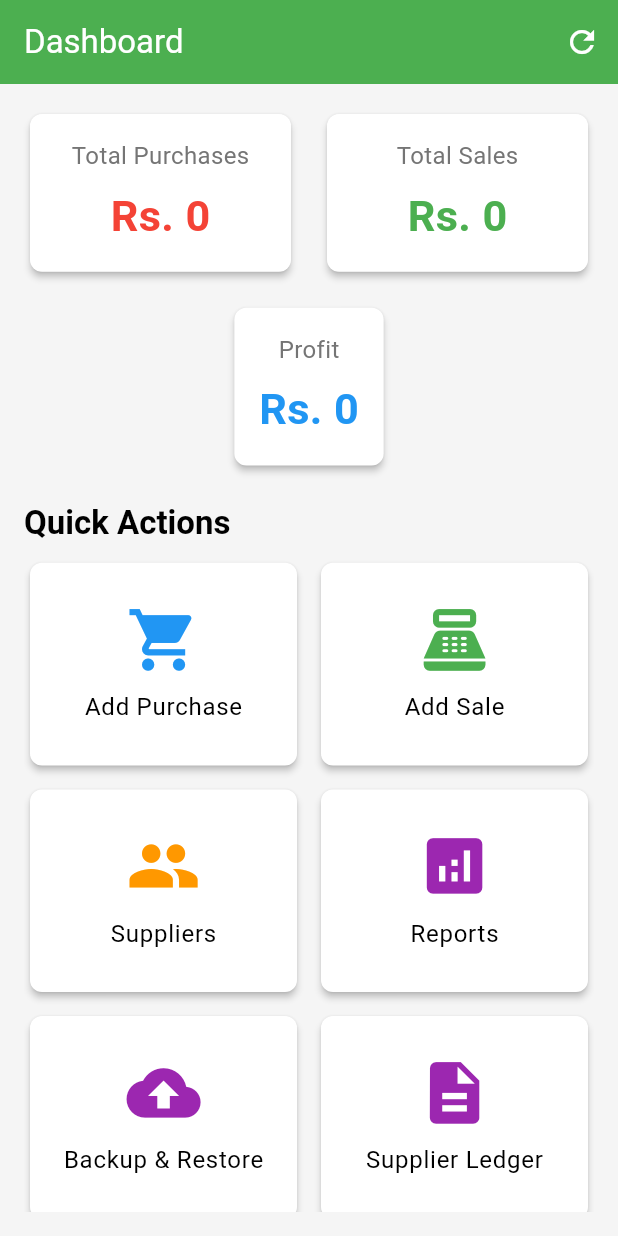
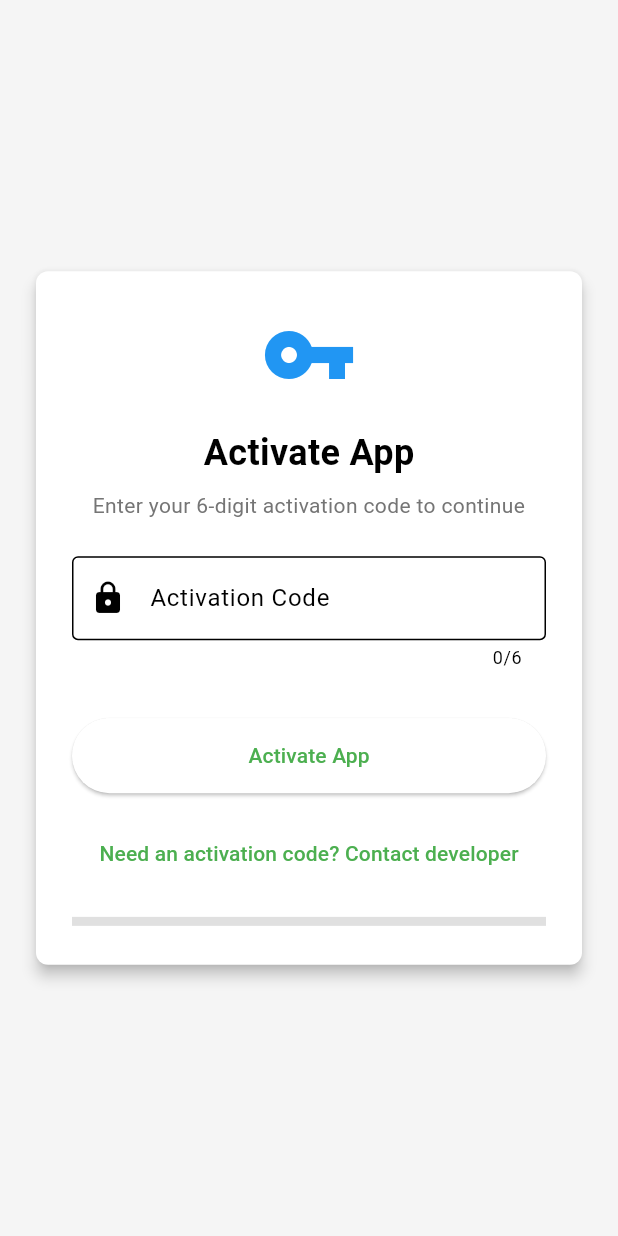
Before and after one commit to 5-abdulsami/dairy_manager, a Flutter app: the screen it shows after launch, on a phone screen of 412 x 824 dp. Run offline on Flutter 3.47's test engine with Material 3 defaults, Android fonts, the phone set to English and light mode, and no system bars; our stand-ins replace file_picker, get, open_file, pdf, permission_handler, shared_preferences and 1 more; accounts and stored records are empty.

Commit message:
activation code functionality

```diff
--- /dev/null
+++ b/devtools_options.yaml
@@ -0,0 +1,3 @@
+description: This file stores settings for Dart & Flutter DevTools.
+documentation: https://docs.flutter.dev/tools/devtools/extensions#configure-extension-enablement-states
+extensions:
--- /dev/null
+++ b/lib/core/utils/activation_service.dart
@@ -0,0 +1,175 @@
+// lib/core/utils/activation_service.dart
+import 'package:shared_preferences/shared_preferences.dart';
+
+class ActivationService {
+  static const String _activatedKey = 'app_activated';
+  static const String _usedCodesKey = 'used_codes';
+
+  // Pre-defined list of 100 6-digit alphanumeric codes
+  static const List<String> _activationCodes = [
+    'A1B2C3',
+    'D4E5F6',
+    'G7H8I9',
+    'J1K2L3',
+    'M4N5O6',
+    'P7Q8R9',
+    'S1T2U3',
+    'V4W5X6',
+    'Y7Z8A9',
+    'B1C2D3',
+    'E4F5G6',
+    'H7I8J9',
+    'K1L2M3',
+    'N4O5P6',
+    'Q7R8S9',
+    'T1U2V3',
+    'W4X5Y6',
+    'Z7A8B9',
+    'C1D2E3',
+    'F4G5H6',
+    'I7J8K9',
+    'L1M2N3',
+    'O4P5Q6',
+    'R7S8T9',
+    'U1V2W3',
+    'X4Y5Z6',
+    'A7B8C9',
+    'D1E2F3',
+    'G4H5I6',
+    'J7K8L9',
+    'M1N2O3',
+    'P4Q5R6',
+    'S7T8U9',
+    'V1W2X3',
+    'Y4Z5A6',
+    'B7C8D9',
+    'E1F2G3',
+    'H4I5J6',
+    'K7L8M9',
+    'N1O2P3',
+    'Q4R5S6',
+    'T7U8V9',
+    'W1X2Y3',
+    'Z4A5B6',
+    'C7D8E9',
+    'F1G2H3',
+    'I4J5K6',
+    'L7M8N9',
+    'O1P2Q3',
+    'R4S5T6',
+    'U7V8W9',
+    'X1Y2Z3',
+    'A4B5C6',
+    'D7E8F9',
+    'G1H2I3',
+    'J4K5L6',
+    'M7N8O9',
+    'P1Q2R3',
+    'S4T5U6',
+    'V7W8X9',
+    'Y1Z2A3',
+    'B4C5D6',
+    'E7F8G9',
+    'H1I2J3',
+    'K4L5M6',
+    'N7O8P9',
+    'Q1R2S3',
+    'T4U5V6',
+    'W7X8Y9',
+    'Z1A2B3',
+    'C4D5E6',
+    'F7G8H9',
+    'I1J2K3',
+    'L4M5N6',
+    'O7P8Q9',
+    'R1S2T3',
+    'U4V5W6',
+    'X7Y8Z9',
+    'A1C2E3',
+    'B4D5F6',
+    'G7H9J1',
+    'K2L4M6',
+    'N8O0P2',
+    'Q3R5S7',
+    'T9U1V3',
+    'W4X6Y8',
+    'Z0A2B4',
+    'C6D8E0',
+    'F2G4H6',
+    'I8J0K2',
+    'L4M6N8',
+    'O0P2Q4',
+    'R6S8T0',
+    'U2V4W6',
+    'X8Y0Z2',
+    'A4B6C8',
+    'D0E2F4',
+    'G6H8I0',
+    'J2K4L6',
+    'M8N0O2',
+  ];
+
+  // Check if app is activated
+  static Future<bool> isActivated() async {
+    final prefs = await SharedPreferences.getInstance();
+    return prefs.getBool(_activatedKey) ?? false;
+  }
+
+  // Activate the app with code
+  static Future<ActivationResult> activateApp(String enteredCode) async {
+    try {
+      final prefs = await SharedPreferences.getInstance();
+      final usedCodes = prefs.getStringList(_usedCodesKey) ?? [];
+
+      // Clean the entered code (remove spaces, convert to uppercase)
+      final cleanCode = enteredCode.trim().toUpperCase();
+
+      // Check if code is valid
+      if (!_activationCodes.contains(cleanCode)) {
+        return ActivationResult(false, 'Invalid activation code');
+      }
+
+      // Check if code is already used
+      if (usedCodes.contains(cleanCode)) {
+        return ActivationResult(false, 'This code has already been used');
+      }
+
+      // Activate the app
+      await prefs.setBool(_activatedKey, true);
+
+      // Mark code as used
+      usedCodes.add(cleanCode);
+      await prefs.setStringList(_usedCodesKey, usedCodes);
+
+      return ActivationResult(true, 'App activated successfully!');
+    } catch (e) {
+      return ActivationResult(false, 'Activation failed: $e');
+    }
+  }
+
+  // Get all used codes (for your reference)
+  static Future<List<String>> getUsedCodes() async {
+    final prefs = await SharedPreferences.getInstance();
+    return prefs.getStringList(_usedCodesKey) ?? [];
+  }
+
+  // Get all available codes (for your reference)
+  static Future<List<String>> getAvailableCodes() async {
+    final prefs = await SharedPreferences.getInstance();
+    final usedCodes = prefs.getStringList(_usedCodesKey) ?? [];
+    return _activationCodes.where((code) => !usedCodes.contains(code)).toList();
+  }
+
+  // Reset activation (for testing only)
+  static Future<void> resetActivation() async {
+    final prefs = await SharedPreferences.getInstance();
+    await prefs.remove(_activatedKey);
+  }
+}
+
+class ActivationResult {
+  final bool success;
+  final String message;
+
+  ActivationResult(this.success, this.message);
+}
--- a/lib/main.dart
+++ b/lib/main.dart
@@ -6,29 +6,41 @@ import 'package:dairy_manager/routes/app_pages.dart';
 import 'package:dairy_manager/data/repositories/supplier_repository.dart';
 import 'package:dairy_manager/data/repositories/purchase_repository.dart';
 import 'package:dairy_manager/data/repositories/sale_repository.dart';
-
-void main() {
-  runApp(const MyApp());
-}
+import 'package:dairy_manager/core/utils/activation_service.dart';
 
 double get screenWidth => Get.width;
 double get screenHeight => Get.height;
+void main() async {
+  WidgetsFlutterBinding.ensureInitialized();
+
+  // Check activation status
+  final isActivated = await ActivationService.isActivated();
+
+  runApp(
+    MyApp(initialRoute: isActivated ? Routes.DASHBOARD : Routes.ACTIVATION),
+  );
+}
 
 class MyApp extends StatelessWidget {
-  const MyApp({super.key});
+  final String initialRoute;
+
+  MyApp({required this.initialRoute});
 
   @override
   Widget build(BuildContext context) {
     return GetMaterialApp(
-      title: 'Dairy Shop Manager',
+      title: 'Mankiala Milk Shop Manager',
       theme: AppTheme.lightTheme,
-      initialRoute: AppPages.INITIAL,
+      initialRoute: initialRoute,
       getPages: AppPages.routes,
-      initialBinding: BindingsBuilder(() {
-        Get.lazyPut(() => SupplierRepository(), fenix: true);
-        Get.lazyPut(() => PurchaseRepository(), fenix: true);
-        Get.lazyPut(() => SaleRepository(), fenix: true);
-      }),
+      initialBinding:
+          initialRoute == Routes.DASHBOARD
+              ? BindingsBuilder(() {
+                Get.lazyPut(() => SupplierRepository(), fenix: true);
+                Get.lazyPut(() => PurchaseRepository(), fenix: true);
+                Get.lazyPut(() => SaleRepository(), fenix: true);
+              })
+              : null,
       debugShowCheckedModeBanner: false,
     );
   }
--- /dev/null
+++ b/lib/modules/activation/activation_view.dart
@@ -0,0 +1,161 @@
+// lib/modules/activation/activation_view.dart
+import 'package:dairy_manager/main.dart';
+import 'package:dairy_manager/modules/dev/developer_view.dart';
+import 'package:flutter/material.dart';
+import 'package:get/get.dart';
+import 'package:dairy_manager/core/utils/activation_service.dart';
+import 'package:dairy_manager/routes/app_pages.dart';
+
+class ActivationView extends StatefulWidget {
+  @override
+  _ActivationViewState createState() => _ActivationViewState();
+}
+
+class _ActivationViewState extends State<ActivationView> {
+  final _formKey = GlobalKey<FormState>();
+  final _codeController = TextEditingController();
+  var _isLoading = false;
+  var _errorMessage = '';
+
+  @override
+  Widget build(BuildContext context) {
+    return Scaffold(
+      backgroundColor: Colors.grey[100],
+      body: Center(
+        child: SingleChildScrollView(
+          padding: EdgeInsets.all(20),
+          child: Card(
+            elevation: 4,
+            child: Padding(
+              padding: EdgeInsets.all(24),
+              child: Column(
+                mainAxisSize: MainAxisSize.min,
+                children: [
+                  Icon(Icons.vpn_key, size: 64, color: Colors.blue),
+                  SizedBox(height: 16),
+                  Text(
+                    'Activate App',
+                    style: TextStyle(fontSize: 24, fontWeight: FontWeight.bold),
+                  ),
+                  SizedBox(height: 8),
+                  Text(
+                    'Enter your 6-digit activation code to continue',
+                    textAlign: TextAlign.center,
+                    style: TextStyle(color: Colors.grey[600]),
+                  ),
+                  SizedBox(height: 24),
+                  Form(
+                    key: _formKey,
+                    child: TextFormField(
+                      controller: _codeController,
+                      decoration: InputDecoration(
+                        labelText: 'Activation Code',
+                        border: OutlineInputBorder(),
+                        prefixIcon: Icon(Icons.lock),
+                      ),
+                      textCapitalization: TextCapitalization.characters,
+                      maxLength: 6,
+                      validator: (value) {
+                        if (value == null || value.isEmpty) {
+                          return 'Please enter activation code';
+                        }
+                        if (value.length != 6) {
+                          return 'Code must be 6 characters';
+                        }
+                        return null;
+                      },
+                    ),
+                  ),
+                  SizedBox(height: 16),
+                  if (_errorMessage.isNotEmpty)
+                    Text(
+                      _errorMessage,
+                      style: TextStyle(color: Colors.red, fontSize: 14),
+                      textAlign: TextAlign.center,
+                    ),
+                  SizedBox(height: 16),
+                  _isLoading
+                      ? CircularProgressIndicator()
+                      : ElevatedButton(
+                        onPressed: _activateApp,
+                        child: Text('Activate App'),
+                        style: ElevatedButton.styleFrom(
+                          minimumSize: Size(double.infinity, 50),
+                        ),
+                      ),
+                  SizedBox(height: 16),
+                  TextButton(
+                    onPressed: _showHelp,
+                    child: Text('Need an activation code? Contact developer'),
+                  ),
+                  SizedBox(height: screenHeight * 0.02),
+                  GestureDetector(
+                    onLongPress: () {
+                      Get.to(() => DeveloperView());
+                    },
+                    child: Divider(
+                      height: 10,
+                      thickness: 6,
+                      color: Colors.grey[300],
+                    ),
+                  ),
+                ],
+              ),
+            ),
+          ),
+        ),
+      ),
+    );
+  }
+
+  Future<void> _activateApp() async {
+    if (_formKey.currentState!.validate()) {
+      setState(() {
+        _isLoading = true;
+        _errorMessage = '';
+      });
+
+      final result = await ActivationService.activateApp(
+        _codeController.text.trim(),
+      );
+
+      setState(() {
+        _isLoading = false;
+      });
+
+      if (result.success) {
+        Get.offAllNamed(Routes.DASHBOARD);
+      } else {
+        setState(() {
+          _errorMessage = result.message;
+        });
+      }
+    }
+  }
+
+  void _showHelp() {
+    showDialog(
+      context: context,
+      builder:
+          (context) => AlertDialog(
+            title: Text('Activation Help'),
+            content: Text(
+              'Please contact the app developer to get your activation code.\n\n'
+              'Each code can only be used once. If you need a new code, please request it from the developer.',
+            ),
+            actions: [
+              TextButton(
+                onPressed: () => Navigator.pop(context),
+                child: Text('OK'),
+              ),
+            ],
+          ),
+    );
+  }
+
+  @override
+  void dispose() {
+    _codeController.dispose();
+    super.dispose();
+  }
+}
--- a/lib/modules/dashboard/dashboard_binding.dart
+++ b/lib/modules/dashboard/dashboard_binding.dart
@@ -1,4 +1,7 @@
 // lib/modules/suppliers/suppliers_binding.dart
+import 'package:dairy_manager/data/repositories/purchase_repository.dart';
+import 'package:dairy_manager/data/repositories/sale_repository.dart';
+import 'package:dairy_manager/data/repositories/supplier_repository.dart';
 import 'package:dairy_manager/modules/dashboard/dashboard_controller.dart';
 import 'package:get/get.dart';
 
@@ -6,5 +9,8 @@ class DashboardBinding extends Bindings {
   @override
   void dependencies() {
     Get.lazyPut<DashboardController>(() => DashboardController());
+    Get.lazyPut(() => SupplierRepository(), fenix: true);
+    Get.lazyPut(() => PurchaseRepository(), fenix: true);
+    Get.lazyPut(() => SaleRepository(), fenix: true);
   }
 }
--- a/lib/routes/app_pages.dart
+++ b/lib/routes/app_pages.dart
@@ -1,8 +1,10 @@
 // lib/routes/app_pages.dart
+import 'package:dairy_manager/modules/activation/activation_view.dart';
 import 'package:dairy_manager/modules/backup/backup_binding.dart';
 import 'package:dairy_manager/modules/backup/backup_view.dart';
 import 'package:dairy_manager/modules/dashboard/dashboard_binding.dart';
 import 'package:dairy_manager/modules/dashboard/dashboard_view.dart';
+import 'package:dairy_manager/modules/dev/developer_view.dart';
 import 'package:dairy_manager/modules/purchases/add_purchases_view.dart';
 import 'package:dairy_manager/modules/purchases/purchases_binding.dart';
 import 'package:dairy_manager/modules/purchases/purchases_view.dart';
@@ -69,5 +71,7 @@ class AppPages {
       page: () => SupplierReportView(),
       binding: SupplierReportBinding(),
     ),
+    GetPage(name: _Paths.ACTIVATION, page: () => ActivationView()),
+    GetPage(name: _Paths.DEVELOPER, page: () => DeveloperView()),
   ];
 }
--- a/lib/routes/app_routes.dart
+++ b/lib/routes/app_routes.dart
@@ -12,7 +12,9 @@ abstract class Routes {
   static const ADD_SALE = _Paths.ADD_SALE;
   static const REPORTS = _Paths.REPORTS;
   static const BACKUP = _Paths.BACKUP;
-  static const SUPPLIER_REPORT = '/supplier-report';
+  static const SUPPLIER_REPORT = _Paths.SUPPLIER_REPORT;
+  static const ACTIVATION = _Paths.ACTIVATION;
+  static const DEVELOPER = _Paths.DEVELOPER;
 }
 
 abstract class _Paths {
@@ -27,4 +29,6 @@ abstract class _Paths {
   static const REPORTS = '/reports';
   static const BACKUP = '/backup';
   static const SUPPLIER_REPORT = '/supplier-report';
+  static const ACTIVATION = '/activation';
+  static const DEVELOPER = '/developer';
 }
--- a/pubspec.yaml
+++ b/pubspec.yaml
@@ -39,6 +39,7 @@ dependencies:
   open_file: ^3.5.10
   file_picker: ^10.3.2
   permission_handler: ^12.0.1
+  shared_preferences: ^2.5.3
 
   # The following adds the Cupertino Icons font to your application.
   # Use with the CupertinoIcons class for iOS style icons.
```
Also changed, not shown: lib/modules/dev/developer_view.dart (added, +88 -0 lines), pubspec.lock, 2 other files.
